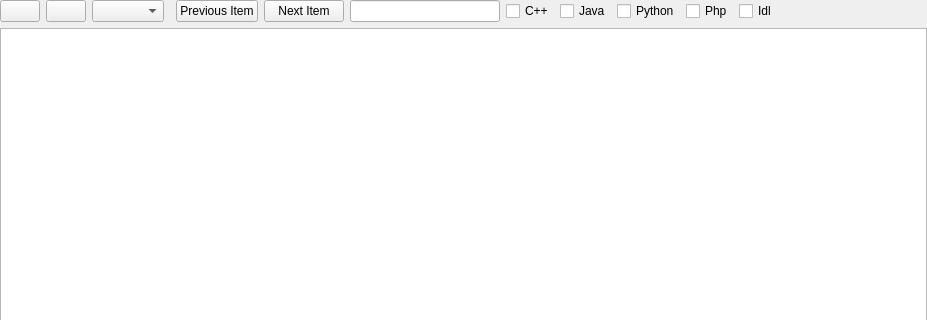
Old version of the form src/CustomWidgets/quickedit.ui in the repository mobius3/douml; both pictures show x 0 to 927 and y 0 to 320 of the 927 by 595 pixel window.
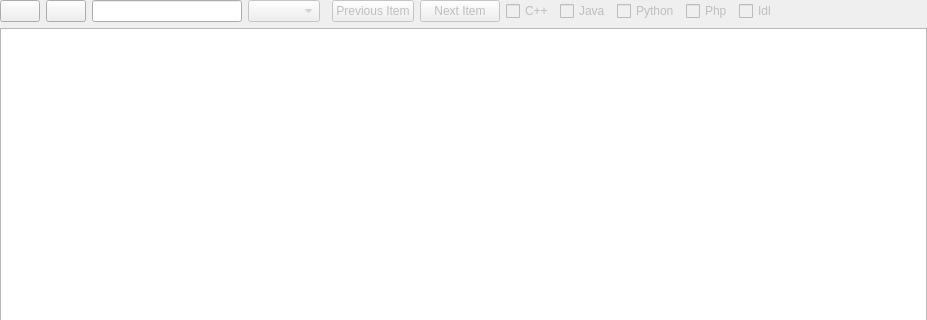
New version of the form. Icons and pictures are not drawn.

The edit to the form file:
```diff
--- a/src/CustomWidgets/quickedit.ui
+++ b/src/CustomWidgets/quickedit.ui
@@ -42,13 +42,23 @@
       </widget>
      </item>
      <item>
-      <widget class="QComboBox" name="cbViewMode"/>
+      <widget class="QLineEdit" name="leSearch"/>
+     </item>
+     <item>
+      <widget class="QComboBox" name="cbViewMode">
+       <property name="enabled">
+        <bool>false</bool>
+       </property>
+      </widget>
      </item>
      <item>
       <widget class="QWidget" name="wdgContextButtonHolder" native="true"/>
      </item>
      <item>
       <widget class="QPushButton" name="pushButton_2">
+       <property name="enabled">
+        <bool>false</bool>
+       </property>
        <property name="text">
         <string>Previous Item</string>
        </property>
@@ -56,16 +66,19 @@
      </item>
      <item>
       <widget class="QPushButton" name="pushButton">
+       <property name="enabled">
+        <bool>false</bool>
+       </property>
        <property name="text">
         <string>Next Item</string>
        </property>
       </widget>
      </item>
-     <item>
-      <widget class="QLineEdit" name="leSearch"/>
-     </item>
      <item>
       <widget class="QCheckBox" name="chkCpp">
+       <property name="enabled">
+        <bool>false</bool>
+       </property>
        <property name="text">
         <string>C++</string>
        </property>
@@ -73,6 +86,9 @@
      </item>
      <item>
       <widget class="QCheckBox" name="chkJava">
+       <property name="enabled">
+        <bool>false</bool>
+       </property>
        <property name="text">
         <string>Java</string>
        </property>
@@ -80,6 +96,9 @@
      </item>
      <item>
       <widget class="QCheckBox" name="chkPython">
+       <property name="enabled">
+        <bool>false</bool>
+       </property>
        <property name="text">
         <string>Python</string>
        </property>
@@ -87,6 +106,9 @@
      </item>
      <item>
       <widget class="QCheckBox" name="chkPhp">
+       <property name="enabled">
+        <bool>false</bool>
+       </property>
        <property name="text">
         <string>Php</string>
        </property>
@@ -94,6 +116,9 @@
      </item>
      <item>
       <widget class="QCheckBox" name="chkIdl">
+       <property name="enabled">
+        <bool>false</bool>
+       </property>
        <property name="text">
         <string>Idl</string>
        </property>
```
